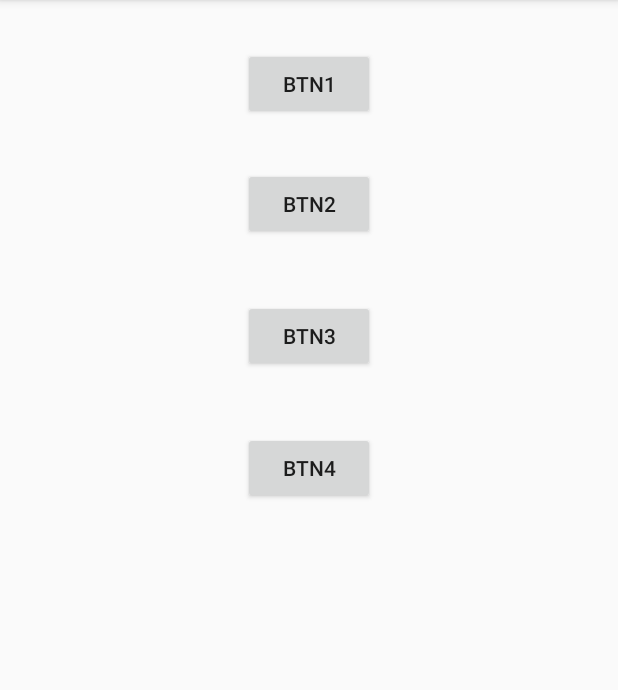
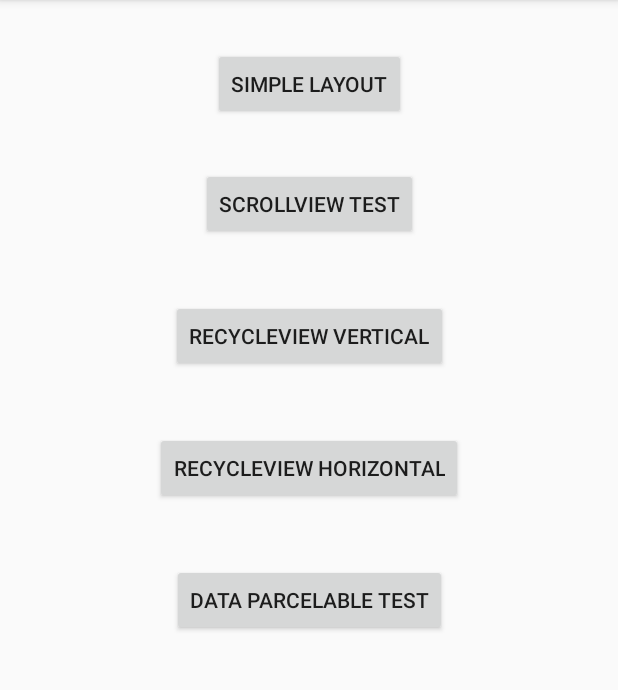
Before and after one commit to ibrahim786in/BasicProjectsInKotlin, an Android app: the screen it shows after launch (MainActivity), on a phone screen of 412 x 824 dp, the part 84-774 px from its top. Run offline under Robolectric (Android 15) with nearby library versions, the phone set to English and light mode, and no system bars; 1 statement that could not run was skipped.

Commit message:
ParcelableTestClass added and some data is set

```diff
--- a/app/src/main/java/com/example/ibrahim/task1/MainActivity.kt
+++ b/app/src/main/java/com/example/ibrahim/task1/MainActivity.kt
@@ -16,26 +16,32 @@ class MainActivity : AppCompatActivity() {
         super.onCreate(savedInstanceState)
         setContentView(R.layout.activity_main)
 
-        btn1.setOnClickListener {
+        simpleLayout.setOnClickListener {
             val intent = Intent(this, SimpleLayout::class.java)
             intent.flags = Intent.FLAG_ACTIVITY_CLEAR_TOP
             startActivity(intent)
         }
-        btn2.setOnClickListener {
+        scrollViewTest.setOnClickListener {
             val intent = Intent(this, ScrollView::class.java)
             intent.flags = Intent.FLAG_ACTIVITY_CLEAR_TASK
             startActivity(intent)
         }
-        btn3.setOnClickListener {
+        recycleViewVertical.setOnClickListener {
             val intent = Intent(this, RecycleViewVertical::class.java)
 
             startActivity(intent)
         }
-        btn4.setOnClickListener {
+        recycleViewHorizontal.setOnClickListener {
             val intent = Intent(this, HorizonList::class.java)
             startActivity(intent)
         }
-        Toast.makeText(this, intent.getStringExtra("Simple_Act_Name"), Toast.LENGTH_SHORT).show()
+        dataParcelableTest.setOnClickListener {
+            val intent = Intent(this, DataParcelableTest::class.java)
+            startActivity(intent)
+        }
+
+        Toast.makeText(this, intent.getStringExtra("parcelTest"), Toast.LENGTH_SHORT).show()
+
     }
 
     override fun onBackPressed() {
@@ -82,10 +88,10 @@ class MainActivity : AppCompatActivity() {
 
     override fun onConfigurationChanged(newConfig: Configuration?) {
         super.onConfigurationChanged(newConfig)
-        Log.i("MainActivity","Is this method is going executed or not")
+        Log.i("MainActivity", "Is this method is going executed or not")
         if (newConfig?.orientation == Configuration.ORIENTATION_LANDSCAPE) {
             Toast.makeText(this, "orientation is landscape", Toast.LENGTH_SHORT).show()
-        } else if (newConfig?.orientation == Configuration.ORIENTATION_PORTRAIT){
+        } else if (newConfig?.orientation == Configuration.ORIENTATION_PORTRAIT) {
             Toast.makeText(this, "orientation is portrait", Toast.LENGTH_SHORT).show()
         }
     }
--- a/app/src/main/java/com/example/ibrahim/task1/SimpleLayout.kt
+++ b/app/src/main/java/com/example/ibrahim/task1/SimpleLayout.kt
@@ -15,7 +15,7 @@ class SimpleLayout : AppCompatActivity() {
         Log.d(obj, "onCreate")
 
         val person1=DataClassTest("Shafiq",23,"Shafiq@avantari")
-        val person2=DataClassTest("Mirza",24)
+        val  person2=DataClassTest("Mirza",24)
         val person3= DataClassTest()
         val dubli1=person3.copy()
         val dubl2=person3.copy(age = 22)
--- a/app/src/main/res/layout-land/activity_main.xml
+++ b/app/src/main/res/layout-land/activity_main.xml
@@ -7,46 +7,55 @@
     tools:context=".MainActivity">
 
     <Button
-        android:id="@+id/btn1"
+        android:id="@+id/simpleLayout"
         android:layout_width="wrap_content"
         android:layout_height="wrap_content"
         android:layout_marginStart="100dp"
         android:layout_marginTop="32dp"
-        android:text="btn1"
+        android:text="simple Layout"
         app:layout_constraintStart_toStartOf="parent"
         app:layout_constraintTop_toTopOf="parent" />
 
     <Button
-        android:id="@+id/btn2"
+        android:id="@+id/scrollViewTest"
         android:layout_width="wrap_content"
         android:layout_height="wrap_content"
         android:layout_marginEnd="8dp"
         android:layout_marginStart="8dp"
         android:layout_marginTop="32dp"
-        android:text="btn2"
+        android:text="scrollView Test"
         app:layout_constraintEnd_toEndOf="parent"
-        app:layout_constraintStart_toEndOf="@+id/btn1"
+        app:layout_constraintStart_toEndOf="@+id/simpleLayout"
         app:layout_constraintTop_toTopOf="parent" />
 
     <Button
-        android:id="@+id/btn3"
+        android:id="@+id/recycleViewVertical"
         android:layout_width="wrap_content"
         android:layout_height="wrap_content"
         android:layout_marginStart="100dp"
         android:layout_marginTop="48dp"
-        android:text="btn3"
+        android:text="recycleView Vertical"
         app:layout_constraintStart_toStartOf="parent"
-        app:layout_constraintTop_toBottomOf="@+id/btn1" />
+        app:layout_constraintTop_toBottomOf="@+id/simpleLayout" />
 
     <Button
-        android:id="@+id/btn4"
+        android:id="@+id/recycleViewHorizontal"
         android:layout_width="wrap_content"
         android:layout_height="wrap_content"
         android:layout_marginStart="8dp"
         android:layout_marginTop="48dp"
-        android:text="btn4"
+        android:text="recycleView Horizontal"
         app:layout_constraintEnd_toEndOf="parent"
         app:layout_constraintHorizontal_bias="0.487"
-        app:layout_constraintStart_toEndOf="@+id/btn3"
-        app:layout_constraintTop_toBottomOf="@+id/btn2" />
+        app:layout_constraintStart_toEndOf="@+id/recycleViewVertical"
+        app:layout_constraintTop_toBottomOf="@+id/scrollViewTest" />
+    <Button
+        android:id="@+id/dataParcelableTest"
+        android:layout_width="wrap_content"
+        android:layout_height="wrap_content"
+        android:layout_marginTop="40dp"
+        android:text="data Parcelable Test"
+        app:layout_constraintEnd_toEndOf="parent"
+        app:layout_constraintStart_toStartOf="parent"
+        app:layout_constraintTop_toBottomOf="@+id/recycleViewHorizontal" />
 </android.support.constraint.ConstraintLayout>
--- a/app/src/main/res/layout/activity_main.xml
+++ b/app/src/main/res/layout/activity_main.xml
@@ -7,42 +7,52 @@
     tools:context=".MainActivity">
 
     <Button
-        android:id="@+id/btn1"
+        android:id="@+id/simpleLayout"
         android:layout_width="wrap_content"
         android:layout_height="wrap_content"
         android:layout_marginTop="32dp"
-        android:text="btn1"
+        android:text="simple Layout"
         app:layout_constraintEnd_toEndOf="parent"
         app:layout_constraintStart_toStartOf="parent"
         app:layout_constraintTop_toTopOf="parent" />
 
     <Button
-        android:id="@+id/btn2"
+        android:id="@+id/scrollViewTest"
         android:layout_width="wrap_content"
         android:layout_height="wrap_content"
         android:layout_marginTop="32dp"
-        android:text="btn2"
+        android:text="scrollView Test"
         app:layout_constraintEnd_toEndOf="parent"
         app:layout_constraintStart_toStartOf="parent"
-        app:layout_constraintTop_toBottomOf="@+id/btn1" />
+        app:layout_constraintTop_toBottomOf="@+id/simpleLayout" />
 
     <Button
-        android:id="@+id/btn3"
+        android:id="@+id/recycleViewVertical"
         android:layout_width="wrap_content"
         android:layout_height="wrap_content"
         android:layout_marginTop="40dp"
-        android:text="btn3"
+        android:text="recycleView Vertical"
         app:layout_constraintEnd_toEndOf="parent"
         app:layout_constraintStart_toStartOf="parent"
-        app:layout_constraintTop_toBottomOf="@+id/btn2" />
+        app:layout_constraintTop_toBottomOf="@+id/scrollViewTest" />
 
     <Button
-        android:id="@+id/btn4"
+        android:id="@+id/recycleViewHorizontal"
         android:layout_width="wrap_content"
         android:layout_height="wrap_content"
         android:layout_marginTop="40dp"
-        android:text="btn4"
+        android:text="recycleView Horizontal"
         app:layout_constraintEnd_toEndOf="parent"
         app:layout_constraintStart_toStartOf="parent"
-        app:layout_constraintTop_toBottomOf="@+id/btn3" />
+        app:layout_constraintTop_toBottomOf="@+id/recycleViewVertical" />
+
+    <Button
+        android:id="@+id/dataParcelableTest"
+        android:layout_width="wrap_content"
+        android:layout_height="wrap_content"
+        android:layout_marginTop="40dp"
+        android:text="data Parcelable Test"
+        app:layout_constraintEnd_toEndOf="parent"
+        app:layout_constraintStart_toStartOf="parent"
+        app:layout_constraintTop_toBottomOf="@+id/recycleViewHorizontal" />
 </android.support.constraint.ConstraintLayout>
```
Also changed, not shown: app/src/main/AndroidManifest.xml (+4 -3 lines), app/src/main/java/com/example/ibrahim/task1/DataParcelableTest.kt (added, +30 -0 lines), app/src/main/java/com/example/ibrahim/task1/ParcelabeTestClass.kt (added, +7 -0 lines), app/src/main/java/com/example/ibrahim/task1/parcelabeTest.kt (deleted, +0 -26 lines), app/src/main/res/layout/activity_data_parcelable_test.xml (added, +32 -0 lines).
